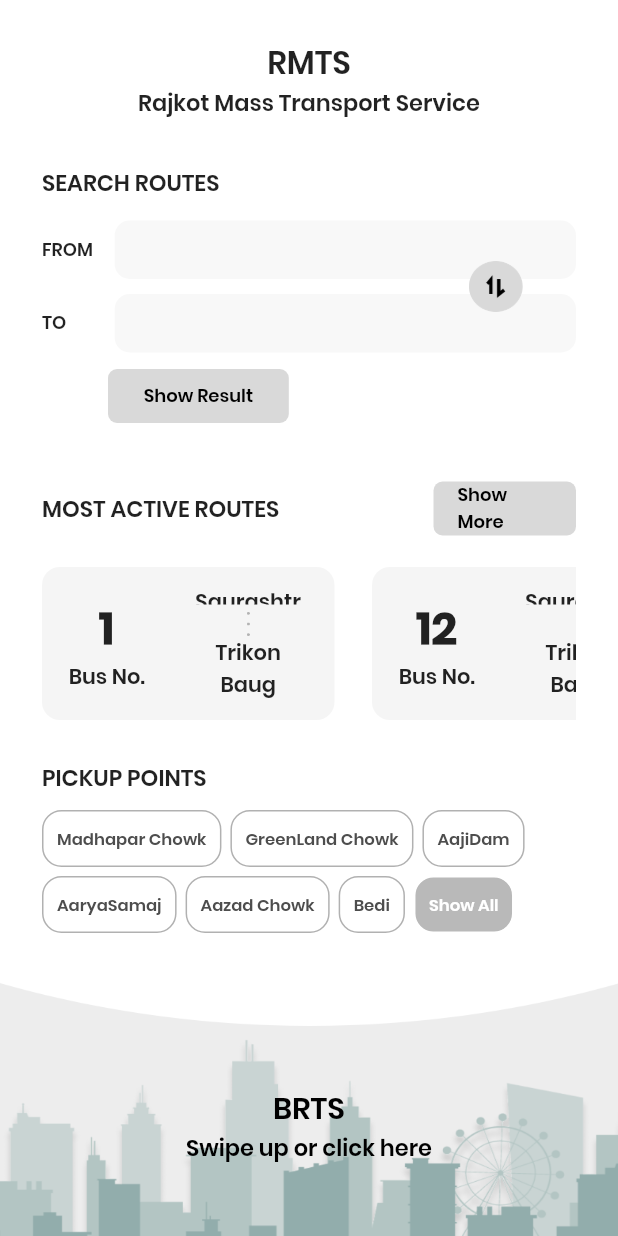
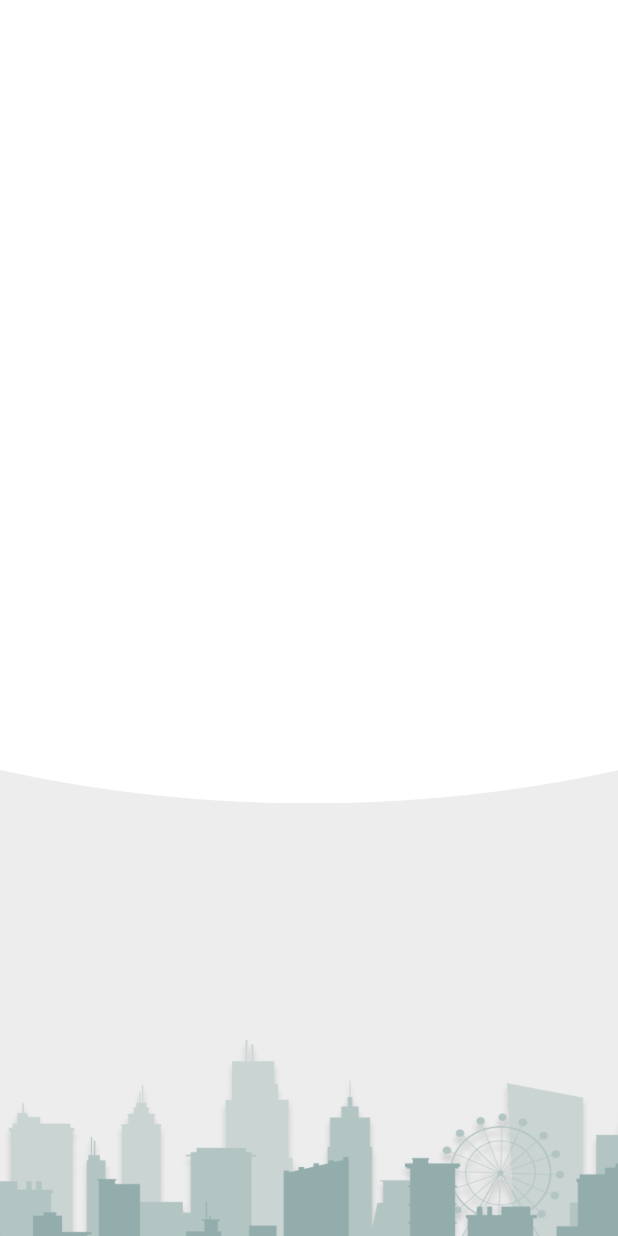
Before and after one commit to NishchayDixit/rmts_brts_flutter, a Flutter app: the screen it shows after launch, on a phone screen of 412 x 824 dp. Run offline on Flutter 3.47's test engine with Material 2 defaults, Android fonts, the phone set to English and light mode, and no system bars; missing offline and left inert: maps_launcher.

Commit message:
code optimization in rmts_home_screen.dart file

```diff
--- /dev/null
+++ b/lib/brts_home_screen.dart
@@ -0,0 +1,61 @@
+import 'package:flutter/material.dart';
+
+class BRTSHomeScreen extends StatelessWidget {
+  const BRTSHomeScreen({Key? key}) : super(key: key);
+
+  @override
+  Widget build(BuildContext context) {
+    return GestureDetector(
+      onTap: () => FocusManager.instance.primaryFocus?.unfocus(),
+      child: Container(
+        decoration: const BoxDecoration(
+          image: DecorationImage(
+            image: AssetImage('assets/images/background.png'),
+            fit: BoxFit.fill,
+          ),
+        ),
+        child: SafeArea(
+          child: Column(
+            children: <Widget>[
+              Expanded(
+                flex: 65,
+                child: Container(
+                  decoration: const BoxDecoration(
+                    image: DecorationImage(
+                        image: AssetImage('assets/images/container_bg.png'),
+                        fit: BoxFit.fill),
+                  ),
+                  padding: const EdgeInsets.fromLTRB(28, 0, 28, 0),
+                  child: Scaffold(
+                    resizeToAvoidBottomInset: false,
+                    backgroundColor: Colors.transparent,
+                    body: Container(
+                      alignment: Alignment.topCenter,
+                      margin: const EdgeInsets.only(top: 26),
+                      child: Column(
+                        children: <Widget>[
+                          Container(
+                            alignment: Alignment.center,
+                            child: Column(
+                              children: <Widget>[
+
+                              ],
+                            ),
+                          ),
+                        ],
+                      ),
+                    ),
+                  ),
+                ),
+              ),
+              Expanded(
+                flex: 35,
+                child: Container(),
+              ),
+            ],
+          ),
+        ),
+      ),
+    );
+  }
+}
--- a/lib/main.dart
+++ b/lib/main.dart
@@ -1,4 +1,5 @@
 import 'package:flutter/material.dart';
+import 'package:rmts_brts/brts_home_screen.dart';
 import 'package:rmts_brts/rmts_home_screen.dart';
 
 void main() {
@@ -16,7 +17,7 @@ class MyApp extends StatelessWidget {
       theme: ThemeData(
         primarySwatch: Colors.grey,
       ),
-      home: const RMTS_HomeScreen(),
+      home: const BRTSHomeScreen(),
     );
   }
 }
--- a/lib/rmts_home_screen.dart
+++ b/lib/rmts_home_screen.dart
@@ -1,6 +1,11 @@
 // ignore_for_file: camel_case_types
 
 import 'package:flutter/material.dart';
+import 'package:rmts_brts/custom_text.dart';
+import 'package:rmts_brts/custom_text_field.dart';
+
+import 'custom_bus_card.dart';
+import 'custom_choice_chip.dart';
 
 class RMTS_HomeScreen extends StatefulWidget {
   const RMTS_HomeScreen({Key? key}) : super(key: key);
@@ -44,14 +49,14 @@ class _RMTS_HomeScreenState extends State<RMTS_HomeScreen> {
                           Container(
                             alignment: Alignment.center,
                             child: Column(
-                              children: <Widget>[
-                                customText(
+                              children: const <Widget>[
+                                CustomText(
                                   text: 'RMTS',
                                   fontFamily: 'Poppins',
                                   fontSize: 21.0,
                                   fontWeight: FontWeight.w600,
                                 ),
-                                customText(
+                                CustomText(
                                   text: "Rajkot Mass Transport Service",
                                   fontFamily: 'Poppins',
                                   fontSize: 15.0,
@@ -66,7 +71,7 @@ class _RMTS_HomeScreenState extends State<RMTS_HomeScreen> {
                             child: Column(
                               crossAxisAlignment: CrossAxisAlignment.start,
                               children: <Widget>[
-                                customText(
+                                const CustomText(
                                   text: "SEARCH ROUTES",
                                   fontFamily: 'Poppins',
                                   fontSize: 15.0,
@@ -77,12 +82,12 @@ class _RMTS_HomeScreenState extends State<RMTS_HomeScreen> {
                                     Container(
                                       margin: const EdgeInsets.only(top: 14),
                                       child: Column(
-                                        children: <Widget>[
-                                          customTextField(text: 'FROM'),
-                                          const SizedBox(
+                                        children: const <Widget>[
+                                          CustomTextField(text: 'FROM'),
+                                          SizedBox(
                                             height: 10,
                                           ),
-                                          customTextField(text: 'TO'),
+                                          CustomTextField(text: 'TO'),
                                         ],
                                       ),
                                     ),
@@ -128,7 +133,7 @@ class _RMTS_HomeScreenState extends State<RMTS_HomeScreen> {
                                       ),
                                     ),
                                     onPressed: () {},
-                                    child: customText(
+                                    child: const CustomText(
                                       text: "Show Result",
                                       fontFamily: 'Poppins',
                                       fontSize: 12.0,
@@ -150,7 +155,7 @@ class _RMTS_HomeScreenState extends State<RMTS_HomeScreen> {
                                     mainAxisAlignment:
                                         MainAxisAlignment.spaceBetween,
                                     children: <Widget>[
-                                      customText(
+                                      const CustomText(
                                         text: "MOST ACTIVE ROUTES",
                                         fontFamily: 'Poppins',
                                         fontSize: 15.0,
@@ -168,7 +173,7 @@ class _RMTS_HomeScreenState extends State<RMTS_HomeScreen> {
                                           ),
                                         ),
                                         onPressed: () {},
-                                        child: customText(
+                                        child: const CustomText(
                                           text: "Show More",
                                           fontFamily: 'Poppins',
                                           fontSize: 12.0,
@@ -184,24 +189,24 @@ class _RMTS_HomeScreenState extends State<RMTS_HomeScreen> {
                                   child: SingleChildScrollView(
                                     scrollDirection: Axis.horizontal,
                                     child: Row(
-                                      children: <Widget>[
-                                        customBusCard(
+                                      children: const <Widget>[
+                                        CustomBusCard(
                                           marginRight:
-                                              const EdgeInsets.only(right: 25),
+                                              EdgeInsets.only(right: 25),
                                           busNo: '1',
                                           busText: "Bus No.",
                                           startOfRoute: "Saurashtra University",
                                           endOfRoute: "Trikon Baug",
                                         ),
-                                        customBusCard(
+                                        CustomBusCard(
                                           marginRight:
-                                              const EdgeInsets.only(right: 25),
+                                              EdgeInsets.only(right: 25),
                                           busNo: '12',
                                           busText: "Bus No.",
                                           startOfRoute: "Saurashtra University",
                                           endOfRoute: "Trikon Baug",
                                         ),
-                                        customBusCard(
+                                        CustomBusCard(
                                           busNo: '55',
                                           busText: "Bus No.",
                                           startOfRoute: "Saurashtra University",
@@ -220,7 +225,7 @@ class _RMTS_HomeScreenState extends State<RMTS_HomeScreen> {
                             child: Column(
                               crossAxisAlignment: CrossAxisAlignment.start,
                               children: <Widget>[
-                                customText(
+                                const CustomText(
                                   text: "PICKUP POINTS",
                                   fontFamily: 'Poppins',
                                   fontSize: 15.0,
@@ -228,84 +233,78 @@ class _RMTS_HomeScreenState extends State<RMTS_HomeScreen> {
                                 ),
                                 Container(
                                   margin: const EdgeInsets.only(top: 10),
-                                  child: Flexible(
                                   child: Wrap(
                                     alignment: WrapAlignment.start,
                                     spacing: 6.0,
-                                      children: <Widget>[
-                                        customChoiceChip(
+                                    children: const <Widget>[
+                                      CustomChoiceChip(
                                         text: "Madhapar Chowk",
-                                          borderColor: const Color.fromARGB(
-                                              255, 177, 177, 177),
-                                          boxColor: const Color.fromARGB(
-                                              255, 255, 255, 255),
-                                          textColor: const Color.fromARGB(
-                                              255, 77, 77, 77),
+                                        borderColor:
+                                            Color.fromARGB(255, 177, 177, 177),
+                                        boxColor:
+                                            Color.fromARGB(255, 255, 255, 255),
+                                        textColor:
+                                            Color.fromARGB(255, 77, 77, 77),
                                       ),
-                                        customChoiceChip(
+                                      CustomChoiceChip(
                                         text: "GreenLand Chowk",
-                                          borderColor: const Color.fromARGB(
-                                              255, 177, 177, 177),
-                                          boxColor: const Color.fromARGB(
-                                              255, 255, 255, 255),
-                                          textColor: const Color.fromARGB(
-                                              255, 77, 77, 77),
+                                        borderColor:
+                                            Color.fromARGB(255, 177, 177, 177),
+                                        boxColor:
+                                            Color.fromARGB(255, 255, 255, 255),
+                                        textColor:
+                                            Color.fromARGB(255, 77, 77, 77),
                                       ),
-                                        customChoiceChip(
+                                      CustomChoiceChip(
                                         text: "AajiDam",
-                                          borderColor: const Color.fromARGB(
-                                              255, 177, 177, 177),
-                                          boxColor: const Color.fromARGB(
-                                              255, 255, 255, 255),
-                                          textColor: const Color.fromARGB(
-                                              255, 77, 77, 77),
+                                        borderColor:
+                                            Color.fromARGB(255, 177, 177, 177),
+                                        boxColor:
+                                            Color.fromARGB(255, 255, 255, 255),
+                                        textColor:
+                                            Color.fromARGB(255, 77, 77, 77),
                                       ),
-                                        customChoiceChip(
+                                      CustomChoiceChip(
                                         text: "AaryaSamaj",
-                                          marginTop:
-                                              const EdgeInsets.only(top: 6),
-                                          borderColor: const Color.fromARGB(
-                                              255, 177, 177, 177),
-                                          boxColor: const Color.fromARGB(
-                                              255, 255, 255, 255),
-                                          textColor: const Color.fromARGB(
-                                              255, 77, 77, 77),
+                                        marginTop: EdgeInsets.only(top: 6),
+                                        borderColor:
+                                            Color.fromARGB(255, 177, 177, 177),
+                                        boxColor:
+                                            Color.fromARGB(255, 255, 255, 255),
+                                        textColor:
+                                            Color.fromARGB(255, 77, 77, 77),
                                       ),
-                                        customChoiceChip(
+                                      CustomChoiceChip(
                                         text: "Aazad Chowk",
-                                          marginTop:
-                                              const EdgeInsets.only(top: 6),
-                                          borderColor: const Color.fromARGB(
-                                              255, 177, 177, 177),
-                                          boxColor: const Color.fromARGB(
-                                              255, 255, 255, 255),
-                                          textColor: const Color.fromARGB(
-                                              255, 77, 77, 77),
+                                        marginTop: EdgeInsets.only(top: 6),
+                                        borderColor:
+                                            Color.fromARGB(255, 177, 177, 177),
+                                        boxColor:
+                                            Color.fromARGB(255, 255, 255, 255),
+                                        textColor:
+                                            Color.fromARGB(255, 77, 77, 77),
                                       ),
-                                        customChoiceChip(
+                                      CustomChoiceChip(
                                         text: "Bedi",
-                                          marginTop:
-                                              const EdgeInsets.only(top: 6),
-                                          borderColor: const Color.fromARGB(
-                                              255, 177, 177, 177),
-                                          boxColor: const Color.fromARGB(
-                                              255, 255, 255, 255),
-                                          textColor: const Color.fromARGB(
-                                              255, 77, 77, 77),
+                                        marginTop: EdgeInsets.only(top: 6),
+                                        borderColor:
+                                            Color.fromARGB(255, 177, 177, 177),
+                                        boxColor:
+                                            Color.fromARGB(255, 255, 255, 255),
+                                        textColor:
+                                            Color.fromARGB(255, 77, 77, 77),
                                       ),
-                                        customChoiceChip(
+                                      CustomChoiceChip(
                                         text: "Show All",
-                                          marginTop:
-                                              const EdgeInsets.only(top: 6),
-                                          borderColor: const Color.fromARGB(
-                                              255, 255, 255, 255),
-                                          boxColor: const Color.fromARGB(
-                                              255, 185, 185, 185),
-                                          textColor: const Color.fromARGB(
-                                              255, 255, 255, 255),
+                                        marginTop: EdgeInsets.only(top: 6),
+                                        borderColor:
+                                            Color.fromARGB(255, 255, 255, 255),
+                                        boxColor:
+                                            Color.fromARGB(255, 185, 185, 185),
+                                        textColor:
+                                            Color.fromARGB(255, 255, 255, 255),
                                       ),
                                     ],
-                                    ),
                                   ),
                                 ),
                               ],
@@ -323,15 +322,15 @@ class _RMTS_HomeScreenState extends State<RMTS_HomeScreen> {
                   alignment: Alignment.center,
                   margin: const EdgeInsets.only(top: 40),
                   child: Column(
-                    children: <Widget>[
-                      customText(
+                    children: const <Widget>[
+                      CustomText(
                         text: "BRTS",
                         fontFamily: 'Poppins',
                         fontSize: 20.0,
                         fontWeight: FontWeight.w700,
                         color: Colors.black,
                       ),
-                      customText(
+                      CustomText(
                         text: "Swipe up or click here",
                         fontFamily: 'Poppins',
                         fontSize: 15.0,
@@ -348,184 +347,4 @@ class _RMTS_HomeScreenState extends State<RMTS_HomeScreen> {
       ),
     );
   }
-
-  //region CUSTOM-TEXT-FIELD_WIDGET
-
-  Widget customTextField({required text}) {
-    return Container(
-      child: Row(
-        children: <Widget>[
-          Expanded(
-            child: customText(
-                text: text,
-                fontFamily: 'Poppins',
-                fontSize: 12.0,
-                fontWeight: FontWeight.w700),
-          ),
-          const SizedBox(width: 10),
-          Expanded(
-            flex: 8,
-            child: SizedBox(
-              height: 39,
-              child: TextField(
-                textAlignVertical: TextAlignVertical.top,
-                cursorColor: Colors.black,
-                decoration: InputDecoration(
-                  filled: true,
-                  fillColor: const Color.fromARGB(255, 248, 248, 248),
-                  border: OutlineInputBorder(
-                    borderSide: BorderSide.none,
-                    borderRadius: BorderRadius.circular(10),
-                  ),
-                ),
-              ),
-            ),
-          ),
-        ],
-      ),
-    );
 }
-
-  //endregion
-
-  //region CUSTOM-TEXT-WIDGET
-
-  Widget customText({
-    required text,
-    required fontFamily,
-    required fontSize,
-    required fontWeight,
-    color,
-    textAlignment,
-    overflow,
-  }) {
-    return Text(
-      text,
-      textAlign: textAlignment,
-      overflow: overflow,
-      style: TextStyle(
-        decoration: TextDecoration.none,
-        fontFamily: fontFamily,
-        fontSize: fontSize,
-        fontWeight: fontWeight,
-        color: color,
-      ),
-    );
-  }
-
-  //endregion
-
-  //region CUSTOM-BUS-CARD-WIDGET
-
-  Widget customBusCard({
-    required busNo,
-    required busText,
-    required startOfRoute,
-    required endOfRoute,
-    marginRight,
-  }) {
-    return Container(
-      padding: const EdgeInsets.all(13),
-      margin: marginRight,
-      height: 102,
-      width: 195,
-      decoration: BoxDecoration(
-        borderRadius: BorderRadius.circular(12),
-        color: const Color.fromARGB(255, 245, 245, 245),
-      ),
-      child: Row(
-        mainAxisAlignment: MainAxisAlignment.spaceAround,
-        children: <Widget>[
-          Flexible(
-            child: Column(
-              mainAxisAlignment: MainAxisAlignment.center,
-              children: <Widget>[
-                customText(
-                  text: busNo,
-                  fontFamily: 'Poppins',
-                  fontSize: 30.0,
-                  fontWeight: FontWeight.w900,
-                ),
-                customText(
-                  text: busText,
-                  fontFamily: 'Poppins',
-                  fontSize: 14.0,
-                  fontWeight: FontWeight.w700,
-                ),
-              ],
-            ),
-          ),
-          const SizedBox(
-            width: 10,
-          ),
-          Flexible(
-            child: Column(
-              mainAxisAlignment: MainAxisAlignment.center,
-              children: <Widget>[
-                Flexible(
-                  child: customText(
-                    text: startOfRoute,
-                    fontFamily: 'Poppins',
-                    fontSize: 14.0,
-                    fontWeight: FontWeight.w700,
-                    textAlignment: TextAlign.center,
-                  ),
-                ),
-                Container(
-                  margin: const EdgeInsets.only(top: 5, bottom: 1),
-                  child: const Image(
-                    image: AssetImage(
-                      'assets/icons/verticale_dots.png',
-                    ),
-                    width: 16,
-                    height: 16,
-                  ),
-                ),
-                customText(
-                  text: endOfRoute,
-                  fontFamily: 'Poppins',
-                  fontSize: 14.0,
-                  fontWeight: FontWeight.w700,
-                  textAlignment: TextAlign.center,
-                ),
-              ],
-            ),
-          ),
-        ],
-      ),
-    );
-  }
-
-  //endregion
-
-  //region CUSTOM-CHOICE-CHIP
-
-  Widget customChoiceChip(
-      {required text,
-      marginTop,
-      required borderColor,
-      required boxColor,
-      required textColor}) {
-    return Container(
-      margin: marginTop,
-      padding: const EdgeInsets.symmetric(vertical: 10, horizontal: 9),
-      decoration: BoxDecoration(
-        color: boxColor,
-        borderRadius: BorderRadius.circular(13),
-        border: Border.all(
-          color: borderColor,
-        ),
-      ),
-      child: customText(
-        overflow: TextOverflow.ellipsis,
-        text: text,
-        fontFamily: 'Poppins',
-        fontSize: 11.0,
-        fontWeight: FontWeight.w600,
-        color: textColor,
-      ),
-    );
-  }
-
-//endregion
-}
```
Also changed, not shown: lib/custom_bus_card.dart (added, +94 -0 lines), lib/custom_choice_chip.dart (added, +42 -0 lines), lib/custom_text.dart (added, +39 -0 lines), lib/custom_text_field.dart (added, +43 -0 lines). Lines whose indentation alone changed are shown as unchanged.
